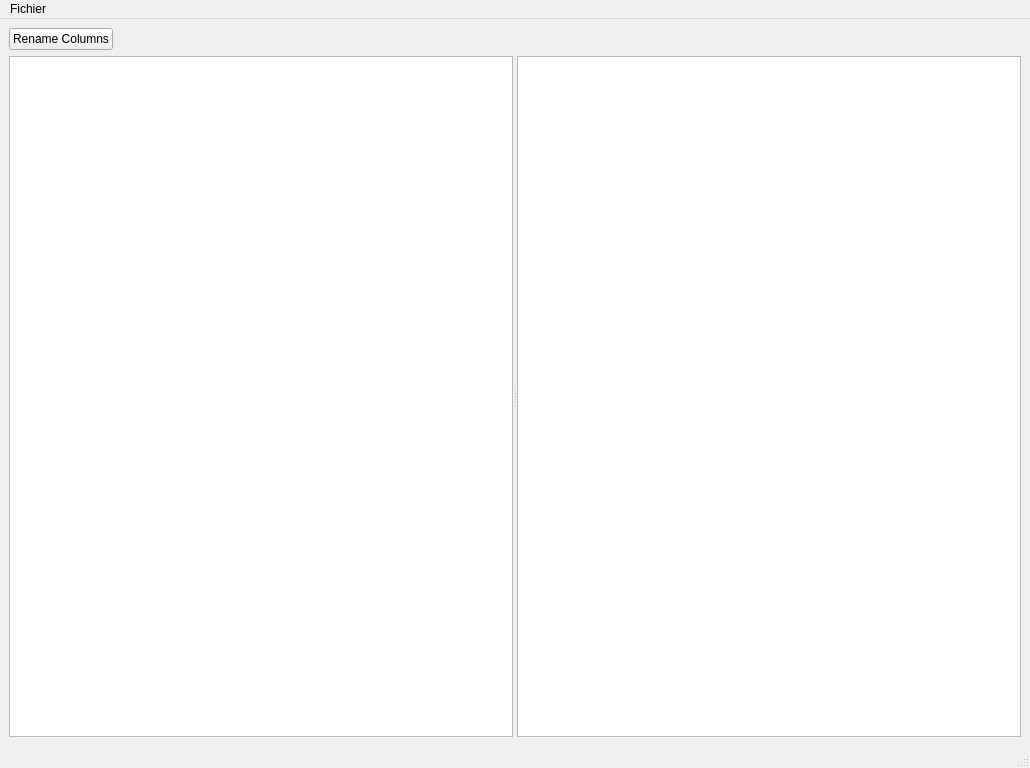
The window that src/ui/mainwindow.ui (PascalBalasse/data_network) describes before a commit, drawn with Qt 5.
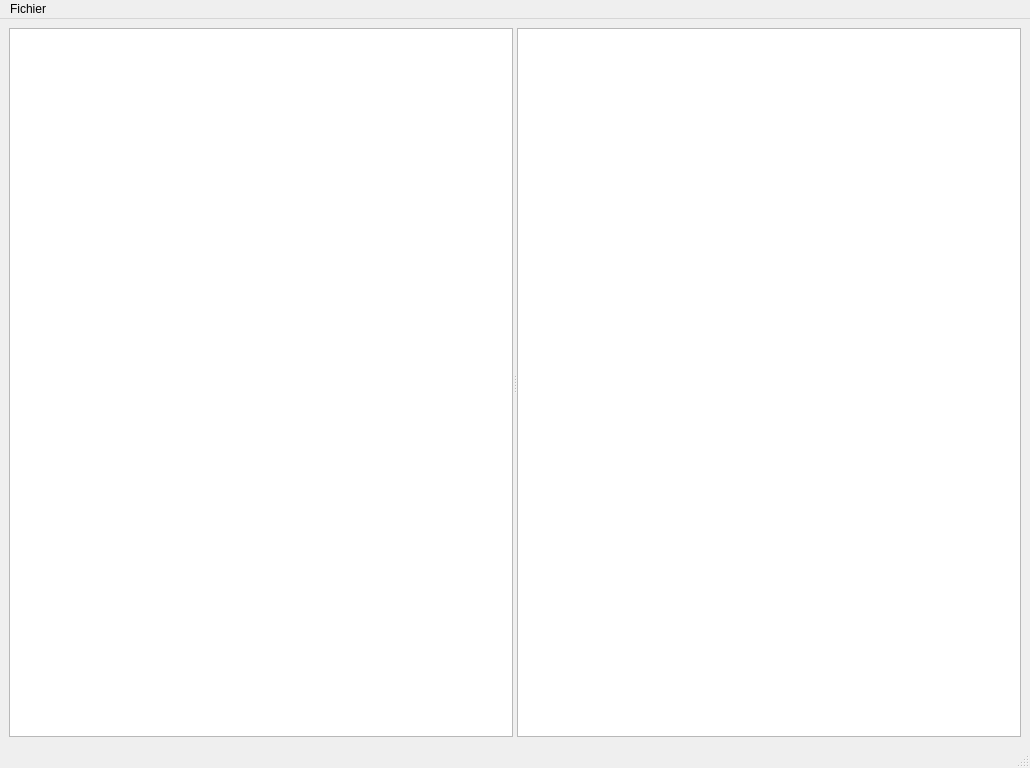
The same window after the commit. Custom widgets are drawn as their Qt base class.

Commit message: Refactor: Move TableView context menu ownership to TableView class and enable double-click editing for calculated column nodes

Patch:
```diff
--- a/src/ui/mainwindow.ui
+++ b/src/ui/mainwindow.ui
@@ -24,30 +24,6 @@
     <enum>Qt::LayoutDirection::LeftToRight</enum>
    </property>
    <layout class="QVBoxLayout" name="verticalLayout">
-    <item>
-     <layout class="QHBoxLayout" name="toolbarLayout">
-      <item>
-       <widget class="QPushButton" name="renameColumnsButton">
-        <property name="text">
-         <string>Rename Columns</string>
-        </property>
-       </widget>
-      </item>
-      <item>
-       <spacer name="horizontalSpacer">
-        <property name="orientation">
-         <enum>Qt::Orientation::Horizontal</enum>
-        </property>
-        <property name="sizeHint" stdset="0">
-         <size>
-          <width>40</width>
-          <height>20</height>
-         </size>
-        </property>
-       </spacer>
-      </item>
-     </layout>
-    </item>
     <item>
      <widget class="QSplitter" name="splitter">
       <property name="sizePolicy">
@@ -131,6 +107,11 @@
    <extends>QGraphicsView</extends>
    <header>GraphView.h</header>
   </customwidget>
+  <customwidget>
+   <class>dn::ui::TableView</class>
+   <extends>QTableView</extends>
+   <header>TableView.h</header>
+  </customwidget>
  </customwidgets>
  <resources/>
  <connections/>
```
Left out of the diff: 2 changed lines with no effect on the pictures. The commit also changes 9 other files.
